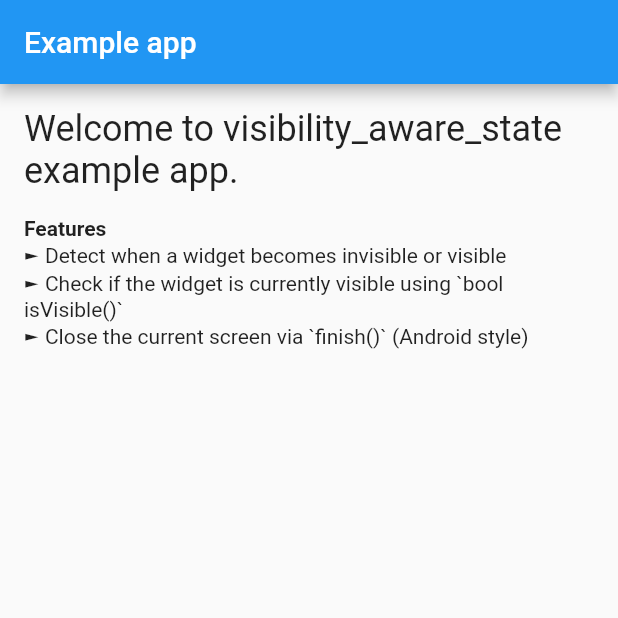
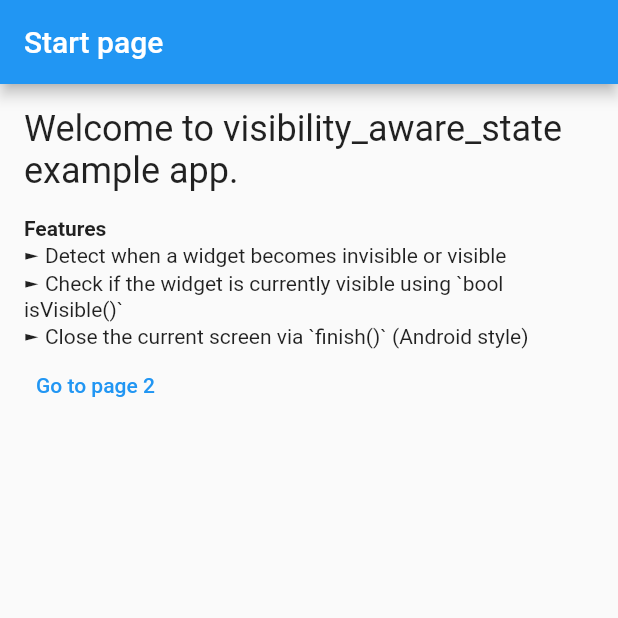
Before and after one commit to timobaehr/visibility_aware_state, a Flutter app: the screen it shows after launch, on a phone screen of 412 x 824 dp, the top half of it. Run offline on Flutter 3.47's test engine with Material 2 defaults, Android fonts, the phone set to English and light mode, and no system bars; our stand-ins replace go_router.

Commit message:
Add screen_2 as example and routing with go_router

```diff
--- a/example/lib/main.dart
+++ b/example/lib/main.dart
@@ -1,74 +1,38 @@
 import 'package:flutter/material.dart';
-import 'package:visibility_aware_state/visibility_aware_state.dart';
+import 'package:go_router/go_router.dart';
 
-void main() =>
-    runApp(MaterialApp(debugShowCheckedModeBanner: false, home: Example()));
+import 'start_screen.dart';
+import 'screen_2.dart';
 
-class Example extends StatefulWidget {
-  @override
-  _ExampleState createState() => _ExampleState();
-}
+void main() => runApp(ExampleApp());
 
-class _ExampleState extends VisibilityAwareState<Example> {
-
-  _ExampleState(): super(debugPrintsEnabled: true);
+class ExampleApp extends StatelessWidget {
 
   @override
   Widget build(BuildContext context) {
-    return Scaffold(
-      appBar: AppBar(
-        brightness: Brightness.dark,
-        title: Text('Example app'),
-      ),
-      body: SingleChildScrollView(
-        child: Padding(
-          padding: const EdgeInsets.all(16),
-          child: Column(
-            children: [
-              Text('Welcome to visibility_aware_state example app.',
-                style: Theme.of(context).textTheme.headline5),
-              _headline('Features'),
-              _item('Detect when a widget becomes invisible or visible'),
-              _item('Check if the widget is currently visible using `bool isVisible()`'),
-              _item('Close the current screen via `finish()` (Android style)'),
-            ],
-          ),
-        ),
-      ),
+    return MaterialApp.router(
+      debugShowCheckedModeBanner: false,
+      routeInformationProvider: _router.routeInformationProvider,
+      routeInformationParser: _router.routeInformationParser,
+      routerDelegate: _router.routerDelegate,
+      title: 'VisibilityAwareState Example',
     );
   }
 
-  Widget _headline(String headline) {
-    return Padding(
-      padding: const EdgeInsets.only(top: 16),
-      child: Align(
-        alignment: Alignment.centerLeft,
-        child: Text(headline,
-            style: TextStyle(fontWeight: FontWeight.bold)),
+  final GoRouter _router = GoRouter(
+    routes: <GoRoute>[
+      GoRoute(
+        path: '/',
+        builder: (BuildContext context, GoRouterState state) {
+          return StartScreen();
+        },
       ),
-    );
-  }
-
-  Widget _item(String item) {
-    return Align(
-      alignment: Alignment.centerLeft,
-      child: Text('► $item'),
-    );
-  }
-
-  @override
-  void onVisibilityChanged(WidgetVisibility visibility) {
-    switch(visibility) {
-      case WidgetVisibility.VISIBLE:
-        // Like Android's Activity.onResume()
-        break;
-      case WidgetVisibility.INVISIBLE:
-        // Like Android's Activity.onPause()
-        break;
-      case WidgetVisibility.GONE:
-        // Like Android's Activity.onDestroy()
-        break;
-    }
-    super.onVisibilityChanged(visibility);
-  }
+      GoRoute(
+        path: '/page2',
+        builder: (BuildContext context, GoRouterState state) {
+          return Screen2();
+        },
+      ),
+    ],
+  );
 }
--- /dev/null
+++ b/example/lib/start_screen.dart
@@ -0,0 +1,74 @@
+import 'package:flutter/material.dart';
+import 'package:go_router/go_router.dart';
+import 'package:visibility_aware_state/visibility_aware_state.dart';
+
+class StartScreen extends StatefulWidget {
+  const StartScreen({Key? key}) : super(key: key);
+
+  @override
+  State<StartScreen> createState() => _StartScreenState();
+}
+
+class _StartScreenState extends VisibilityAwareState<StartScreen> {
+
+  _StartScreenState(): super(debugPrintsEnabled: true);
+
+  @override
+  Widget build(BuildContext context) {
+    return Scaffold(
+      appBar: AppBar(
+        title: Text('Start page'),
+      ),
+      body: SingleChildScrollView(
+        child: Padding(
+          padding: const EdgeInsets.all(16),
+          child: Column(
+            crossAxisAlignment: CrossAxisAlignment.start,
+            children: [
+              Text('Welcome to visibility_aware_state example app.',
+                  style: Theme.of(context).textTheme.headline5),
+              _headline('Features'),
+              _item('Detect when a widget becomes invisible or visible'),
+              _item('Check if the widget is currently visible using `bool isVisible()`'),
+              _item('Close the current screen via `finish()` (Android style)'),
+              TextButton(onPressed: () => GoRouter.of(context).push('/page2'), child: Text('Go to page 2'))
+            ],
+          ),
+        ),
+      ),
+    );
+  }
+
+  Widget _headline(String headline) {
+    return Padding(
+      padding: const EdgeInsets.only(top: 16),
+      child: Align(
+        alignment: Alignment.centerLeft,
+        child: Text(headline,
+            style: TextStyle(fontWeight: FontWeight.bold)),
+      ),
+    );
+  }
+
+  Widget _item(String item) {
+    return Align(
+      alignment: Alignment.centerLeft,
+      child: Text('► $item'),
+    );
+  }
+
+  @override
+  void onVisibilityChanged(WidgetVisibility visibility) {
+    switch(visibility) {
+      case WidgetVisibility.VISIBLE:
+      // Like Android's Activity.onResume()
+        break;
+      case WidgetVisibility.INVISIBLE:
+      // Like Android's Activity.onPause()
+        break;
+      case WidgetVisibility.GONE:
+      // Like Android's Activity.onDestroy()
+        break;
+    }
+  }
+}
--- a/example/pubspec.yaml
+++ b/example/pubspec.yaml
@@ -4,11 +4,13 @@ description: This example demonestrate the usage of visibility_ware_state packag
 version: 1.0.0+1
 
 environment:
-  sdk: ">=2.1.0 <3.0.0"
+  sdk: ">=2.18.0 <3.0.0"
 
 dependencies:
   flutter:
     sdk: flutter
+
+  go_router: ^4.4.1
 
   visibility_aware_state:
     # When depending on this package from a real application you should use:
--- a/lib/visibility_aware_state.dart
+++ b/lib/visibility_aware_state.dart
@@ -1,5 +1,3 @@
-import 'package:flutter/foundation.dart';
-
 import 'package:flutter/services.dart';
 import 'package:flutter/widgets.dart';
 import 'package:visibility_aware_state/extensions.dart';
```
Also changed, not shown: example/lib/screen_2.dart (added, +60 -0 lines).
